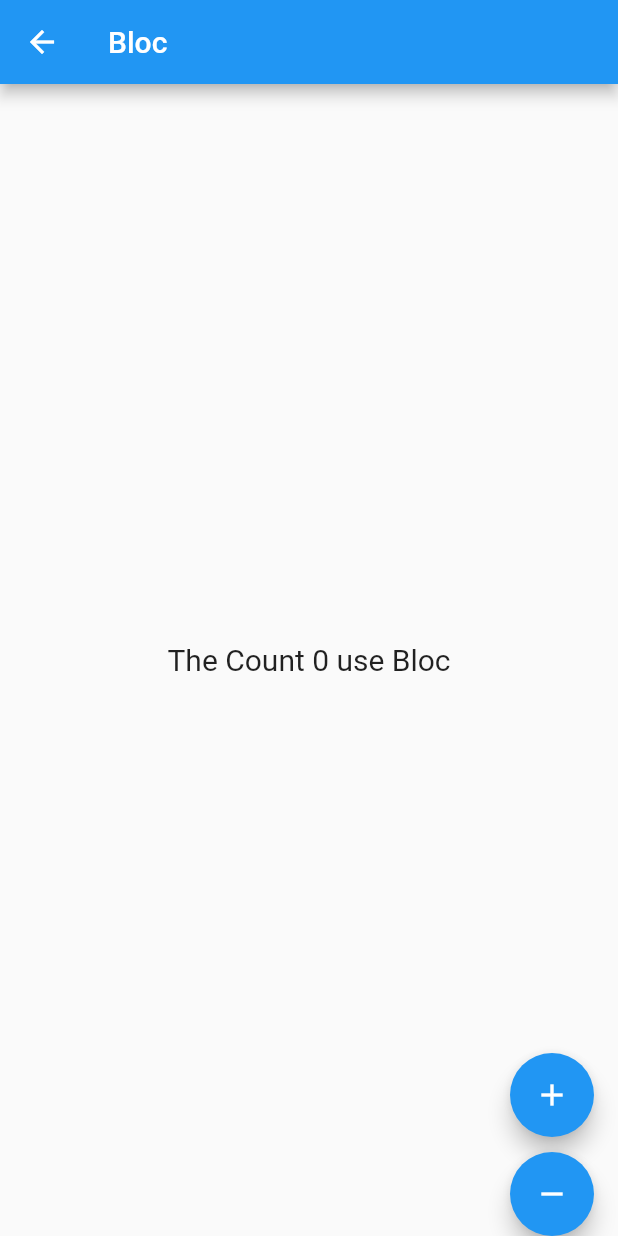
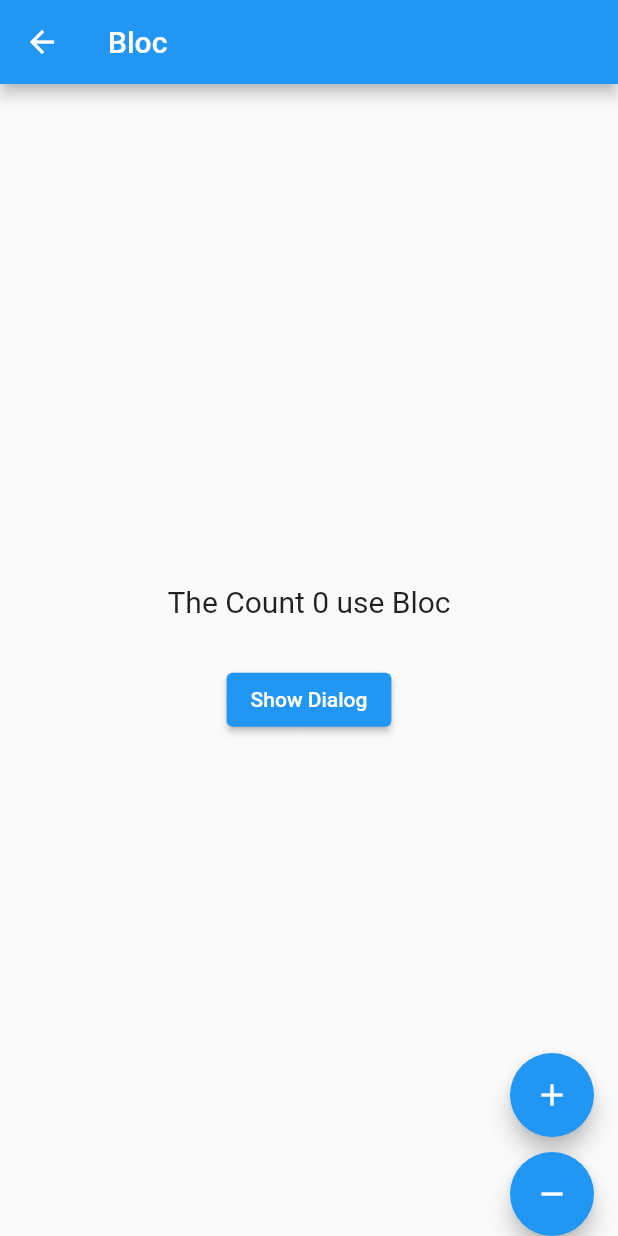
Before and after one commit to blelalr/flutter_sample, a Flutter app: the _BlocPageView screen opened directly, on a phone screen of 412 x 824 dp. Run offline on Flutter 3.47's test engine with Material 2 defaults, Android fonts, the phone set to English and light mode, and no system bars; our stand-ins replace bloc, dio, equatable, flutter_bloc; missing offline and left inert: dart:ffi; network calls fail.

Commit message:
Add Dialog/BottomSheet sample with bloc

```diff
--- a/lib/navigation/navigation_constants.dart
+++ b/lib/navigation/navigation_constants.dart
@@ -12,4 +12,6 @@ class NavigationConstants {
   static const TEST_SAMPLE='/testSample';
 
   static const VIDEO_SCROLL='/videoScroll';
+
+  static const DIALOG_SAMPLE='/dialogSample';
 }
--- a/lib/navigation/navigation_route.dart
+++ b/lib/navigation/navigation_route.dart
@@ -1,5 +1,6 @@
 import 'package:flutter/material.dart';
 import 'package:flutter/widgets.dart';
+import 'package:flutter_sample/page/dialog_sample/dialog_page.dart';
 import 'package:flutter_sample/page/infinite/infinite_list_bloc/infinite_list_bloc_page.dart';
 import 'package:flutter_sample/page/infinite/infinite_list_cubit/infinite_list_cubit_page.dart';
 import 'package:flutter_sample/page/infinite/infinite_page.dart';
@@ -40,11 +41,13 @@ class NavigationRoute {
         return normalNavigate(InfiniteListBlocPage());
       case NavigationConstants.INFINITE_CUBIT:
         return normalNavigate(InfiniteListCubitPage());
-      case NavigationConstants.VIDEO_SCROLL:
-        return normalNavigate(VideoScrollPage());
+      // case NavigationConstants.VIDEO_SCROLL:
+      //   return normalNavigate(VideoScrollPage());
       case NavigationConstants.TEST_SAMPLE:
         // return normalNavigate(ScalePageView());
         return normalNavigate(CarouselView());
+      case NavigationConstants.DIALOG_SAMPLE:
+        return normalNavigate(DialogPage());
       default:
         return MaterialPageRoute(
           builder: (context) => NotFoundNavigationWidget(),
--- /dev/null
+++ b/lib/page/dialog_sample/dialog_component.dart
@@ -0,0 +1,14 @@
+enum DialogType { Basic, SimpleOptions, MultiOptions, Bottom}
+
+class DialogComponent {
+  final String? title;
+  final String? description;
+  final List<String> options;
+  final DialogType type;
+
+  DialogComponent(
+      {this.title,
+      this.description,
+      required this.options,
+      required this.type});
+}
--- /dev/null
+++ b/lib/page/dialog_sample/dialog_cubit.dart
@@ -0,0 +1,26 @@
+import 'package:bloc/bloc.dart';
+import 'package:flutter_sample/page/dialog_sample/dialog_component.dart';
+import 'package:meta/meta.dart';
+
+part 'dialog_state.dart';
+
+class DialogCubit extends Cubit<DialogState> {
+  DialogCubit() : super(DialogInitial());
+
+  void showDialog(DialogComponent dialogComponent) {
+    emit(DialogShow(dialogComponent: dialogComponent));
+  }
+
+  void dismissDialog() {
+    emit(DialogDismiss());
+  }
+
+  void showBottomDialog(DialogComponent dialogComponent) {
+    emit(DialogBottomShow(dialogComponent: dialogComponent));
+  }
+
+  void selectOnOption(int selectIndex) {
+    emit(DialogDismiss());
+    emit(DialogOnSelectedOption(selectIndex: selectIndex));
+  }
+}
--- /dev/null
+++ b/lib/page/dialog_sample/dialog_state.dart
@@ -0,0 +1,23 @@
+part of 'dialog_cubit.dart';
+
+@immutable
+abstract class DialogState {}
+
+class DialogInitial extends DialogState {}
+
+class DialogShow extends DialogState {
+  final DialogComponent dialogComponent;
+  DialogShow({required this.dialogComponent});
+}
+
+class DialogBottomShow extends DialogState {
+  final DialogComponent dialogComponent;
+  DialogBottomShow({required this.dialogComponent});
+}
+
+class DialogOnSelectedOption extends DialogState {
+  final int selectIndex;
+  DialogOnSelectedOption({required this.selectIndex});
+}
+
+class DialogDismiss extends DialogState {}
--- a/lib/page/home_page.dart
+++ b/lib/page/home_page.dart
@@ -29,6 +29,11 @@ class HomePage extends StatelessWidget {
           ElevatedButton(
             onPressed: () { NavigationService.instance.navigateToPage(path: NavigationConstants.TEST_SAMPLE); },
             child: const Text('Test Sample'),
+          ),
+          const SizedBox(height: 30),
+          ElevatedButton(
+            onPressed: () { NavigationService.instance.navigateToPage(path: NavigationConstants.DIALOG_SAMPLE); },
+            child: const Text('Dialog Sample'),
           )
         ],
       ),
--- a/lib/page/infinite/infinite_page.dart
+++ b/lib/page/infinite/infinite_page.dart
@@ -10,7 +10,7 @@ class InfinitePage extends StatelessWidget {
   Widget build(BuildContext context) {
     return Scaffold(
         appBar: AppBar(
-          title: Text('State Management'),
+          title: Text('Infinite List'),
         ),
         body: Container(
             child: Center(
--- a/lib/page/state_management/bloc/bloc_page.dart
+++ b/lib/page/state_management/bloc/bloc_page.dart
@@ -1,5 +1,8 @@
 import 'package:flutter/material.dart';
 import 'package:flutter_bloc/flutter_bloc.dart';
+import 'package:flutter_sample/page/dialog_sample/dialog_component.dart';
+import 'package:flutter_sample/page/dialog_sample/dialog_cubit.dart';
+import 'package:flutter_sample/page/dialog_sample/dialog_page.dart';
 import 'package:flutter_sample/page/state_management/bloc/counter_bloc.dart';
 
 class BlocPage extends StatefulWidget {
@@ -9,11 +12,11 @@ class BlocPage extends StatefulWidget {
   _BlocPageState createState() => _BlocPageState();
 }
 
-
 class _BlocPageState extends State<BlocPage> {
   @override
   Widget build(BuildContext context) {
-    return BlocProvider(create: (BuildContext context) => CounterBloc(),
+    return BlocProvider(
+        create: (BuildContext context) => CounterBloc(),
         child: _BlocPageView());
   }
 // Widget build(BuildContext context) {
@@ -23,48 +26,64 @@ class _BlocPageState extends State<BlocPage> {
 // }
 }
 
-
-class _BlocPageView extends StatelessWidget {
+class _BlocPageView extends StatelessWidget with MixinDialog {
   const _BlocPageView({Key? key}) : super(key: key);
 
   @override
   Widget build(BuildContext context) {
-    return Scaffold(
+    return BlocListener<DialogCubit, DialogState>(
+      listener: (context, state) {
+        dialogHandler(context, state);
+      },
+      child: Scaffold(
           appBar: AppBar(
             title: Text('Bloc'),
           ),
-        body: Center(
+          body: Container(
+            child: Center(
               child: BlocBuilder<CounterBloc, int>(
                 builder: (context, state) {
-              return Text(
-                  'The Count $state use Bloc',
+                  return Column(
+                      mainAxisAlignment: MainAxisAlignment.center,
+                      children: [
+                        Text('The Count $state use Bloc',
                             style: TextStyle(
                               fontWeight: FontWeight.normal,
                               fontSize: 20, // double
-                  )
-              );
+                            )),
+                        SizedBox(height: 30),
+                        ElevatedButton(
+                            onPressed: () => context
+                                .read<DialogCubit>()
+                                .showBottomDialog(DialogComponent(
+                                    title: 'DialogTitle jfj ewfijw ifoew fowegewge wg wegwergr egtewgt ewhtehtwhtwr',
+                                    options: ['First Button','Second Button','Third Button'], type: DialogType.Bottom)),
+                            child: Text('Show Dialog'))
+                      ]);
                 },
               ),
             ),
-
-        floatingActionButtonLocation:FloatingActionButtonLocation.endDocked,
+          ),
+          floatingActionButtonLocation: FloatingActionButtonLocation.endDocked,
           floatingActionButton: Column(
             mainAxisAlignment: MainAxisAlignment.end,
             crossAxisAlignment: CrossAxisAlignment.end,
             children: <Widget>[
               FloatingActionButton(
-              onPressed: () => context.read<CounterBloc>().add(IncrementEvent()),
+                  onPressed: () =>
+                      context.read<CounterBloc>().add(IncrementEvent()),
                   child: Icon(Icons.add),
-              heroTag: 'add'
-            ),
+                  heroTag: 'add'),
               const SizedBox(height: 10),
               FloatingActionButton(
                   onPressed: () => context.read<CounterBloc>().add(DecrementEvent()),
                   child: Icon(Icons.remove),
-              heroTag: 'minus'
-            ),
+                  heroTag: 'minus'),
             ],
-        ),
+          )
+      )
     );
+
+
   }
 }
```
Also changed, not shown: lib/main.dart (+6 -2 lines), lib/page/dialog_sample/dialog_manager.dart (added, +80 -0 lines), lib/page/dialog_sample/dialog_page.dart (added, +146 -0 lines), lib/page/test_sample/carousel_view.dart (+4 -4 lines), lib/page/test_sample/test_sample_page.dart (added, +159 -0 lines). Lines whose indentation alone changed are shown as unchanged.
